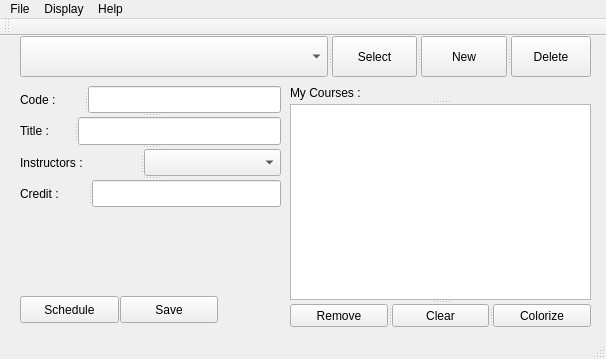
Before: the Qt Designer form MainWindow.ui in yycho0108/OlinScheduler, drawn with Qt 5.
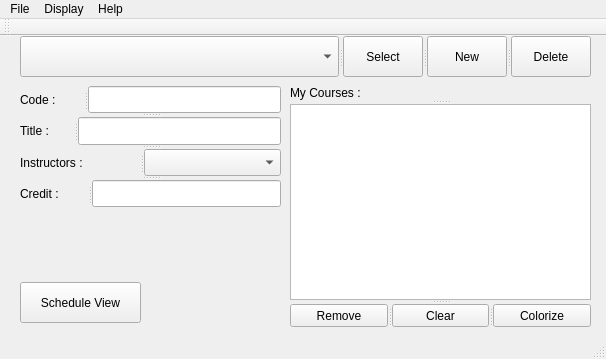
After: the same form once the commit is applied.

Diff of the .ui file:
```diff
--- a/MainWindow.ui
+++ b/MainWindow.ui
@@ -137,32 +137,16 @@
     <property name="geometry">
      <rect>
       <x>20</x>
-      <y>260</y>
-      <width>99</width>
-      <height>27</height>
+      <y>246</y>
+      <width>121</width>
+      <height>41</height>
      </rect>
     </property>
     <property name="toolTip">
      <string>Opens Schedule Window.</string>
     </property>
     <property name="text">
-     <string>Schedule</string>
-    </property>
-   </widget>
-   <widget class="QPushButton" name="saveBtn">
-    <property name="geometry">
-     <rect>
-      <x>120</x>
-      <y>260</y>
-      <width>98</width>
-      <height>27</height>
-     </rect>
-    </property>
-    <property name="toolTip">
-     <string>Save Schedule as .png</string>
-    </property>
-    <property name="text">
-     <string>Save</string>
+     <string>Schedule View</string>
     </property>
    </widget>
    <widget class="QSplitter" name="splitter_6">
@@ -180,7 +164,7 @@
     <widget class="QComboBox" name="pool">
      <property name="sizePolicy">
       <sizepolicy hsizetype="Preferred" vsizetype="Fixed">
-       <horstretch>4</horstretch>
+       <horstretch>5</horstretch>
        <verstretch>0</verstretch>
       </sizepolicy>
      </property>
```
Left out of the diff: 42 changed lines with no effect on the pictures.
